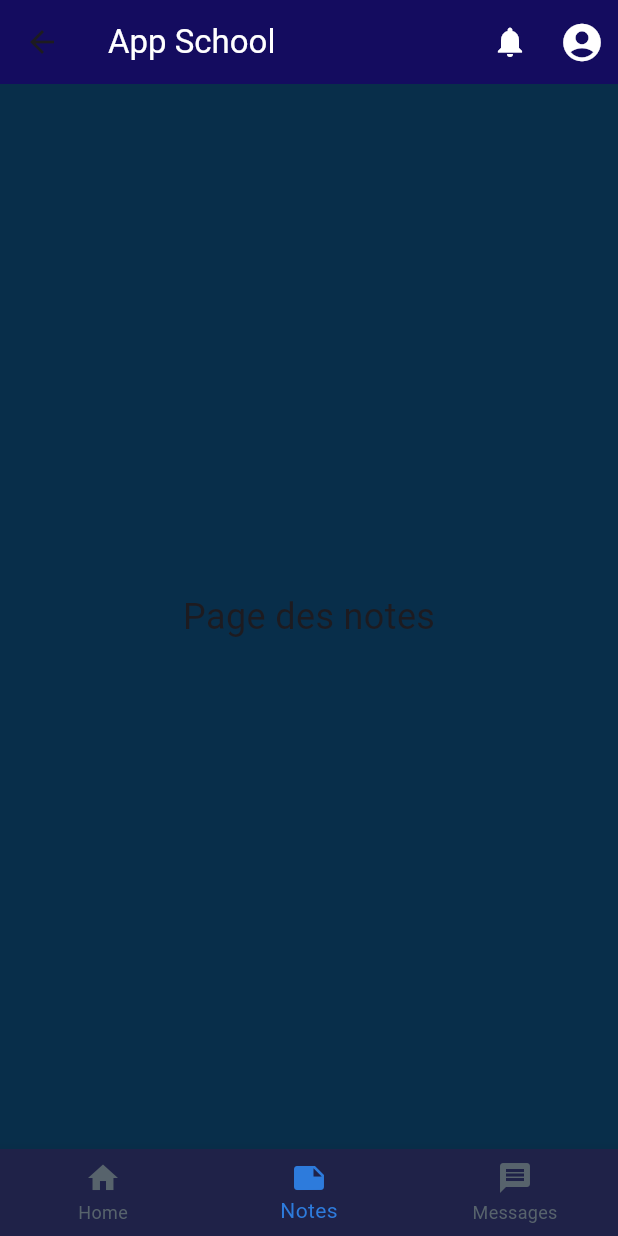
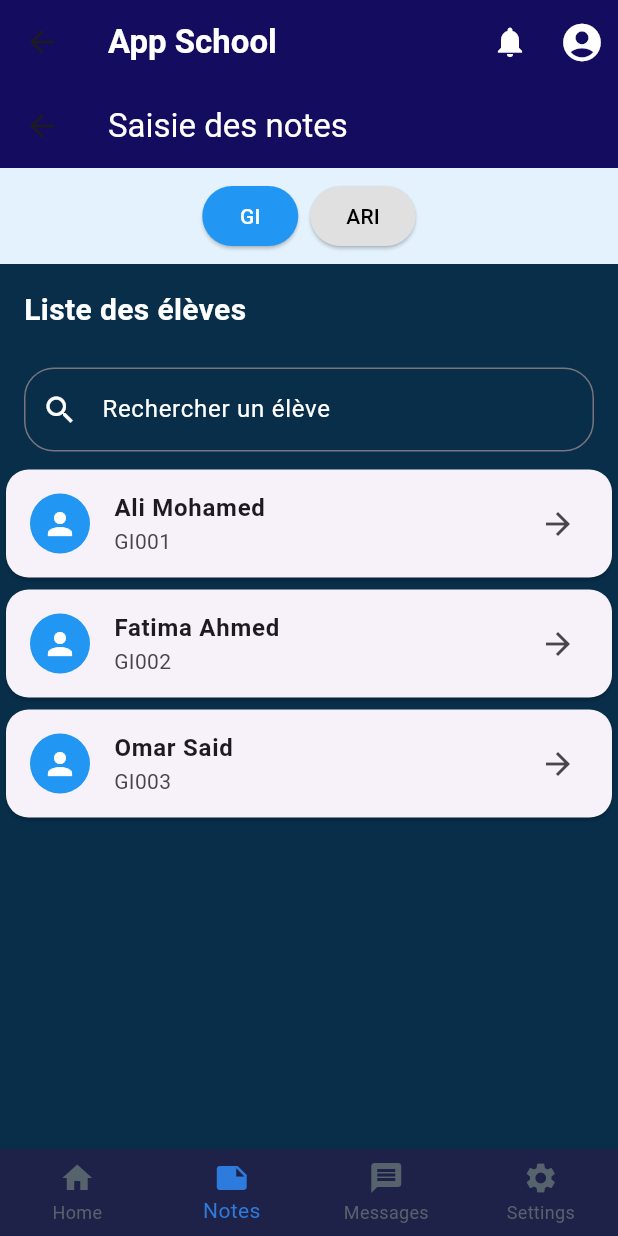
Before and after one commit to drbynz0/pfe_project, a Flutter app: the TeacherHomePage screen opened by its route, item 2 of the bottom bar chosen, on a phone screen of 412 x 824 dp. Run offline on Flutter 3.47's test engine with Material 3 defaults, Android fonts, the phone set to English and light mode, and no system bars; Roboto replaces fonts that are missing (Inter Tight).

```diff
--- a/lib/screens/ens_pages/ens_home_page.dart
+++ b/lib/screens/ens_pages/ens_home_page.dart
@@ -1,6 +1,7 @@
 import 'package:flutter/material.dart';
 import 'notes_page.dart';
 import 'messages_page.dart';
+import 'settings.dart';
 import '/widgets/custom_card.dart';
 
 class TeacherHomePage extends StatefulWidget {
@@ -16,6 +17,7 @@ class TeacherHomePageState extends State<TeacherHomePage> {
     const TeacherHomePageContent(),
     const NotesPage(),
     const MessagesPage(),
+    const SettingsPage(),
   ];
 
   void _onItemTapped(int index) {
@@ -31,12 +33,11 @@ class TeacherHomePageState extends State<TeacherHomePage> {
       appBar: AppBar(
         title: const Text(
           'App School',
-          style: TextStyle(color: Colors.white, fontFamily: 'Inter Tight'),
+          style: TextStyle(color: Colors.white, fontWeight: FontWeight.bold, fontFamily: 'Inter Tight'),
         ),
         backgroundColor: const Color(0xFF140C5F),
         actions: [
           IconButton(
-
             icon: const Icon(Icons.notifications, color: Colors.white, size: 24),
             onPressed: () {},
           ),
@@ -64,7 +65,12 @@ class TeacherHomePageState extends State<TeacherHomePage> {
             icon: Icon(Icons.message),
             label: 'Messages',
           ),
+          BottomNavigationBarItem(
+            icon: Icon(Icons.settings),
+            label: 'Settings',
+          ),
         ],
+        type: BottomNavigationBarType.fixed,
         backgroundColor: const Color.fromARGB(255, 31, 34, 72),
         selectedItemColor: const Color.fromARGB(255, 45, 123, 220),
         unselectedItemColor: const Color.fromARGB(255, 87, 99, 108),
--- a/lib/screens/ens_pages/notes_page.dart
+++ b/lib/screens/ens_pages/notes_page.dart
@@ -1,13 +1,160 @@
 import 'package:flutter/material.dart';
 
-class NotesPage extends StatelessWidget {
-      const NotesPage({super.key});
+class NotesPage extends StatefulWidget {
+        const NotesPage({super.key});
+  @override
+  NotesPageState createState() => NotesPageState();
+}
+
+class NotesPageState extends State<NotesPage> {
+  String selectedClass = "GI"; // Classe par défaut sélectionnée
+  TextEditingController searchController = TextEditingController();
+  List<Map<String, String>> students = [
+    {"name": "Ali Mohamed", "id": "GI001"},
+    {"name": "Fatima Ahmed", "id": "GI002"},
+    {"name": "Omar Said", "id": "GI003"},
+    {"name": "Youssouf Ali", "id": "ARI001"},
+    {"name": "Amina Salim", "id": "ARI002"},
+  ];
+
   @override
   Widget build(BuildContext context) {
-    return const Center(
-      child: Text(
-        'Page des notes',
-        style: TextStyle(fontSize: 24),
+    List<Map<String, String>> filteredStudents = students
+        .where((student) =>
+            student["name"]!.toLowerCase().contains(searchController.text.toLowerCase()) &&
+            student["id"]!.startsWith(selectedClass))
+        .toList();
+
+    return Scaffold(
+        backgroundColor: const Color(0xFF082E4A),
+      appBar: AppBar(
+        title: const Text('Saisie des notes',
+            style: TextStyle(color: Colors.white, fontFamily: 'Inter Tight')),
+            backgroundColor: const Color(0xFF140C5F),
+      ),
+      body: Column(
+        crossAxisAlignment: CrossAxisAlignment.stretch,
+        children: [
+          // Menu des classes
+          Container(
+            color: Colors.blue[50],
+            padding: const EdgeInsets.symmetric(vertical: 8, horizontal: 16),
+            child: Row(
+              mainAxisAlignment: MainAxisAlignment.center,
+              children: [
+                _buildClassButton("GI"),
+                const SizedBox(width: 8),
+                _buildClassButton("ARI"),
+              ],
+            ),
+          ),
+          const Padding(
+            padding: EdgeInsets.all(16.0),
+            child: Text(
+              "Liste des élèves",
+              style: TextStyle(fontSize: 20, fontWeight: FontWeight.bold, color: Colors.white),
+            ),
+          ),
+          // Barre de recherche
+          Padding(
+            padding: const EdgeInsets.symmetric(horizontal: 16, vertical: 8),
+            child: TextField(
+              controller: searchController,
+              decoration: InputDecoration(
+                labelText: "Rechercher un élève",
+                labelStyle: const TextStyle(color: Colors.white),
+                hintStyle: const TextStyle(color: Colors.white),
+                border: OutlineInputBorder(
+                  borderSide: const BorderSide(color: Colors.white),
+                  borderRadius: BorderRadius.circular(20),
+                ),
+                prefixIcon: const Icon(Icons.search, color: Colors.white),
+              ),
+              style: const TextStyle(color: Colors.white),
+              onChanged: (value) {
+                setState(() {}); // Met à jour la liste filtrée
+              },
+            ),
+          ),
+          // Liste des élèves
+          Expanded(
+            child: ListView.builder(
+              itemCount: filteredStudents.length,
+              itemBuilder: (context, index) {
+                final student = filteredStudents[index];
+                return Card(
+                  shape: RoundedRectangleBorder(
+                    borderRadius: BorderRadius.circular(15),
+                  ),
+                  child: ListTile(
+                    leading: const CircleAvatar(
+                      backgroundColor: Colors.blue,
+                      child:  Icon(Icons.person, color: Colors.white),
+                    ),
+                    title: Text(
+                      student["name"]!,
+                      style: const TextStyle(fontWeight: FontWeight.bold),
+                    ),
+                    subtitle: Text(student["id"]!),
+                    trailing: const Icon(Icons.arrow_forward),
+                    onTap: () {
+                      // Navigue vers la page de saisie des notes
+                      Navigator.push(
+                        context,
+                        MaterialPageRoute(
+                          builder: (context) => NoteEntryPage(student: student),
+                        ),
+                      );
+                    },
+                  ),
+                );
+              },
+            ),
+          ),
+        ],
+      ),
+    );
+  }
+
+  Widget _buildClassButton(String className) {
+    return ElevatedButton(
+      onPressed: () {
+        setState(() {
+          selectedClass = className;
+        });
+      },
+      style: ElevatedButton.styleFrom(
+        backgroundColor:
+            selectedClass == className ? Colors.blue : Colors.grey[300],
+        foregroundColor:
+            selectedClass == className ? Colors.white : Colors.black,
+        shape: RoundedRectangleBorder(
+          borderRadius: BorderRadius.circular(20),
+        ),
+      ),
+      child: Text(className),
+    );
+  }
+}
+
+class NoteEntryPage extends StatelessWidget {
+  final Map<String, String> student;
+
+const NoteEntryPage({required this.student, super.key});
+  @override
+  Widget build(BuildContext context) {
+    return Scaffold(
+      appBar: AppBar(
+        title: Text("Saisie des notes - ${student['name']}",
+        style: const TextStyle(fontSize: 18, fontWeight: FontWeight.bold, color: Colors.white),
+        ),
+        backgroundColor: const Color(0xFF140C5F),
+      ),
+      body: Center(
+        child: Text(
+          "Page de saisie des notes pour ${student['name']} (${student['id']})",
+          style: const TextStyle(fontSize: 20),
+        ),
       ),
     );
   }
--- /dev/null
+++ b/lib/screens/etudiant_pages/notes_page.dart
@@ -0,0 +1,14 @@
+import 'package:flutter/material.dart';
+
+class NotesPage extends StatelessWidget {
+  const NotesPage({super.key});
+  @override
+  Widget build(BuildContext context) {
+    return const Center(
+      child: Text(
+        'Page des notes',
+        style: TextStyle(fontSize: 24),
+      ),
+    );
+  }
+}
--- a/lib/screens/login_page/login_page.dart
+++ b/lib/screens/login_page/login_page.dart
@@ -13,7 +13,7 @@ class LoginPageState extends State<LoginPage> {
   void _login() {
     if (_emailController.text == "email@gmail.com" &&
         _passwordController.text == "1234") {
-      Navigator.pushReplacementNamed(context, '/home');
+      Navigator.pushReplacementNamed(context, '/homeEns');
     } else {
       showDialog(
         context: context,
--- a/lib/widgets/custom_card.dart
+++ b/lib/widgets/custom_card.dart
@@ -70,6 +70,9 @@ class CustomCard extends StatelessWidget {
               ),
               subtitle: Text(subtitle),
               trailing: Icon(icon),
+              onTap: () {
+                // Naviguer vers la page suivante
+              },
             ),
           ),
         ],
```
Also changed, not shown: lib/main.dart (+11 -2 lines), lib/screens/ens_pages/settings.dart (added, +14 -0 lines), lib/screens/etudiant_pages/etud_home_page.dart (added, +93 -0 lines), lib/screens/etudiant_pages/messages_page.dart (added, +14 -0 lines), lib/screens/etudiant_pages/settings.dart (added, +14 -0 lines), lib/screens/etudiant_pages/suivi_bus.dart (added, +14 -0 lines), 3 other files.
